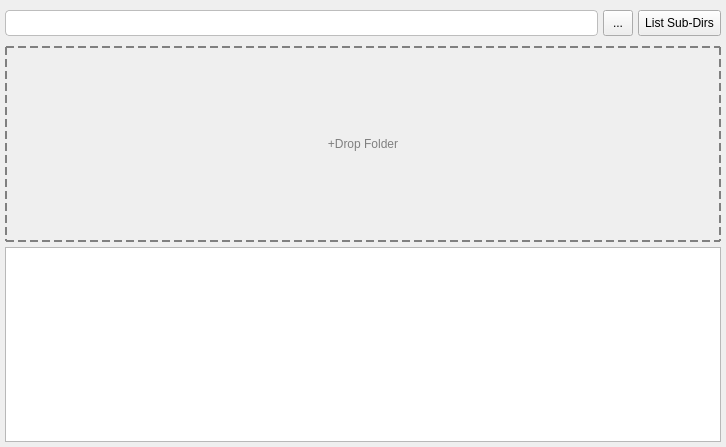
This is widget.ui in MrBeanCpp/Dr-Folder as Qt 5 draws it before an edit. The edited form follows.
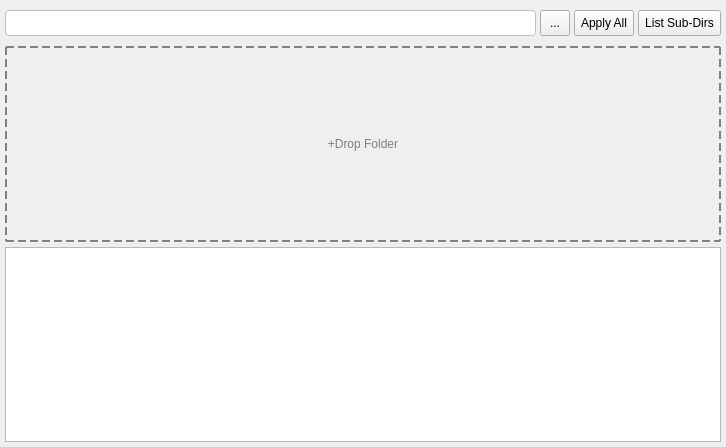
This is the edited form.

```diff
--- a/widget.ui
+++ b/widget.ui
@@ -87,7 +87,7 @@
    <item>
     <layout class="QHBoxLayout" name="horizontalLayout">
      <property name="spacing">
-      <number>5</number>
+      <number>4</number>
      </property>
      <item>
       <widget class="QLineEdit" name="lineEdit">
@@ -136,6 +136,22 @@
        </property>
       </widget>
      </item>
+     <item>
+      <widget class="QToolButton" name="btn_applyall">
+       <property name="sizePolicy">
+        <sizepolicy hsizetype="Fixed" vsizetype="Preferred">
+         <horstretch>0</horstretch>
+         <verstretch>0</verstretch>
+        </sizepolicy>
+       </property>
+       <property name="styleSheet">
+        <string notr="true"/>
+       </property>
+       <property name="text">
+        <string>Apply All</string>
+       </property>
+      </widget>
+     </item>
      <item>
       <widget class="QToolButton" name="btn_subdir">
        <property name="sizePolicy">
```
